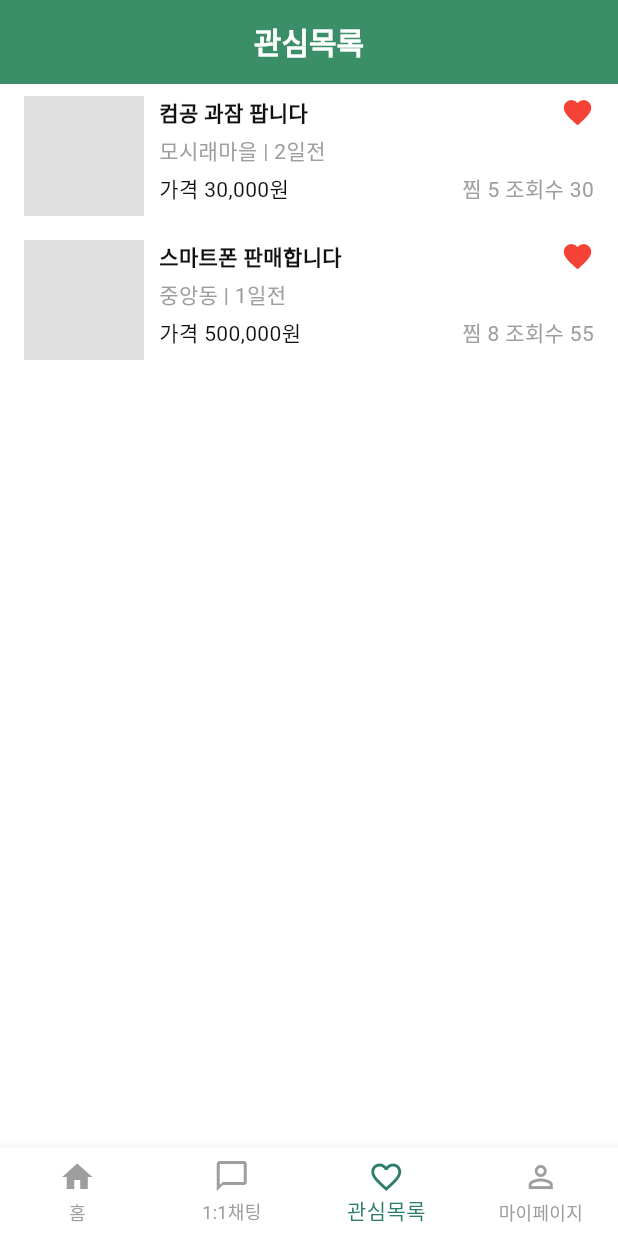
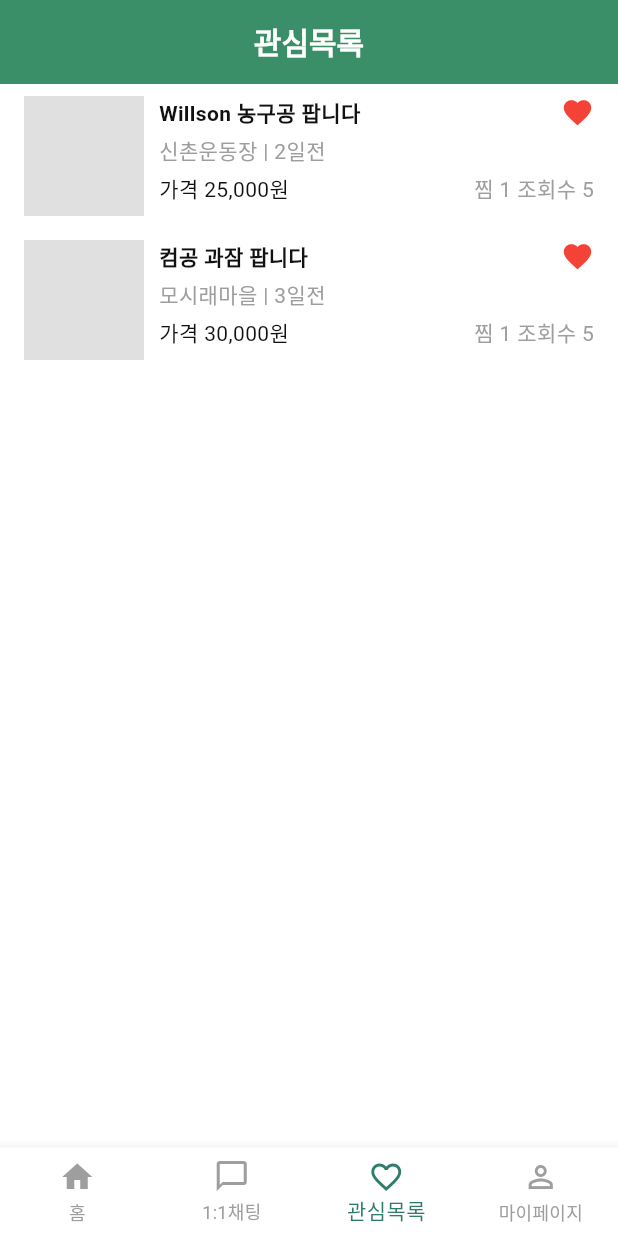
Before and after one commit to gegujin/KUmung_store, a Flutter app: the screen it shows after launch, item 3 of the bottom bar chosen, on a phone screen of 412 x 824 dp. Run offline on Flutter 3.47's test engine with Material 3 defaults, Android fonts, the light colour scheme and no system bars; our stand-ins replace flutter_rating_bar, geolocator, go_router, image_picker, timeago; missing offline and left inert: flutter_naver_map.

Commit message:
feat : 찜 목록 수정과 디테일 수정(하트활성화)

```diff
--- a/lib/features/home/home_screen.dart
+++ b/lib/features/home/home_screen.dart
@@ -28,7 +28,7 @@ class _HomePageState extends State<HomePage> with SingleTickerProviderStateMixin
       'likes': 1,
       'views': 5,
       'price': '25,000원',
-      'isLiked': false,
+      'isLiked': true,
     },
     {
       'title': '컴공 과잠 팝니다',
@@ -37,7 +37,7 @@ class _HomePageState extends State<HomePage> with SingleTickerProviderStateMixin
       'likes': 1,
       'views': 5,
       'price': '30,000원',
-      'isLiked': false,
+      'isLiked': true,
     },
     {
       'title': '스마트폰 판매합니다',
--- a/lib/features/mypage/heart_screen.dart
+++ b/lib/features/mypage/heart_screen.dart
@@ -1,5 +1,8 @@
+// lib/features/mypage/heart_screen.dart
 import 'package:flutter/material.dart';
-import 'package:kumeong_store/core/widgets/app_bottom_nav.dart'; // 하단바
+import 'package:go_router/go_router.dart';
+import 'package:kumeong_store/core/router/route_names.dart' as R;
+import 'package:kumeong_store/core/widgets/app_bottom_nav.dart'; // 하단바(전역으로 붙어 있으면 주석 OK)
 
 class HeartPage extends StatefulWidget {
   const HeartPage({super.key});
@@ -9,24 +12,26 @@ class HeartPage extends StatefulWidget {
 }
 
 class _HeartPageState extends State<HeartPage> {
-  // 더미 데이터 (isLiked 추가)
+  // 더미 데이터 (productId 추가)
   List<Map<String, dynamic>> likedProducts = [
     {
-      'title': '컴공 과잠 팝니다',
-      'location': '모시래마을',
+      'productId': 'p-willson-ball', // ✅ 상세 이동에 사용할 ID
+      'title': 'Willson 농구공 팝니다',
+      'location': '신촌운동장',
       'time': '2일전',
-      'likes': 5,
-      'views': 30,
-      'price': '30,000원',
+      'likes': 1,
+      'views': 5,
+      'price': '25,000원',
       'isLiked': true,
     },
     {
-      'title': '스마트폰 판매합니다',
-      'location': '중앙동',
-      'time': '1일전',
-      'likes': 8,
-      'views': 55,
-      'price': '500,000원',
+      'productId': 'p-cs-hoodie',
+      'title': '컴공 과잠 팝니다',
+      'location': '모시래마을',
+      'time': '3일전',
+      'likes': 1,
+      'views': 5,
+      'price': '30,000원',
       'isLiked': true,
     },
   ];
@@ -47,7 +52,7 @@ class _HeartPageState extends State<HeartPage> {
 
   @override
   Widget build(BuildContext context) {
-    final mainColor = Theme.of(context).colorScheme.primary; // Theme 색상 적용
+    final mainColor = Theme.of(context).colorScheme.primary;
 
     return Scaffold(
       appBar: AppBar(
@@ -64,17 +69,22 @@ class _HeartPageState extends State<HeartPage> {
                 final product = likedProducts[index];
                 return InkWell(
                   onTap: () {
-                    print("${product['title']} 클릭됨 (상품 상세로 이동 예정)");
+                    // ✅ 상품 상세로 이동
+                    final productId =
+                        (product['productId'] as String?) ?? 'demo-product';
+                    context.pushNamed(
+                      R.RouteNames.productDetail,              // /home/product/:productId
+                      pathParameters: {'productId': productId},
+                      // extra: 초기 Product 객체를 넘길 경우 여기에 전달 가능
+                    );
                   },
                   child: Container(
-                    padding: const EdgeInsets.symmetric(
-                      horizontal: 16,
-                      vertical: 8,
-                    ),
+                    padding:
+                        const EdgeInsets.symmetric(horizontal: 16, vertical: 8),
                     child: Row(
                       crossAxisAlignment: CrossAxisAlignment.start,
                       children: [
-                        // 상품 이미지
+                        // 상품 이미지 (더미)
                         Container(
                           width: 80,
                           height: 80,
@@ -94,7 +104,7 @@ class _HeartPageState extends State<HeartPage> {
                                 children: [
                                   Expanded(
                                     child: Text(
-                                      product['title']!,
+                                      product['title'] as String? ?? '',
                                       style: const TextStyle(
                                         fontWeight: FontWeight.bold,
                                       ),
@@ -104,12 +114,13 @@ class _HeartPageState extends State<HeartPage> {
                                   GestureDetector(
                                     onTap: () => _toggleLike(index),
                                     child: Icon(
-                                      product['isLiked']
+                                      (product['isLiked'] as bool? ?? false)
                                           ? Icons.favorite
                                           : Icons.favorite_border,
-                                      color: product['isLiked']
-                                          ? Colors.red
-                                          : Colors.grey,
+                                      color:
+                                          (product['isLiked'] as bool? ?? false)
+                                              ? Colors.red
+                                              : Colors.grey,
                                       size: 22,
                                     ),
                                   ),
--- a/lib/features/product/product_detail_screen.dart
+++ b/lib/features/product/product_detail_screen.dart
@@ -33,7 +33,7 @@ class _ProductDetailScreenState extends State<ProductDetailScreen> {
   String? _error;
 
   bool _creating = false; // 채팅방 생성 중
-  bool _liked = false; // 찜 토글 상태
+  bool _liked = true; // 찜 토글 상태
 
   void _toggleLike() {
     setState(() => _liked = !_liked);
```
